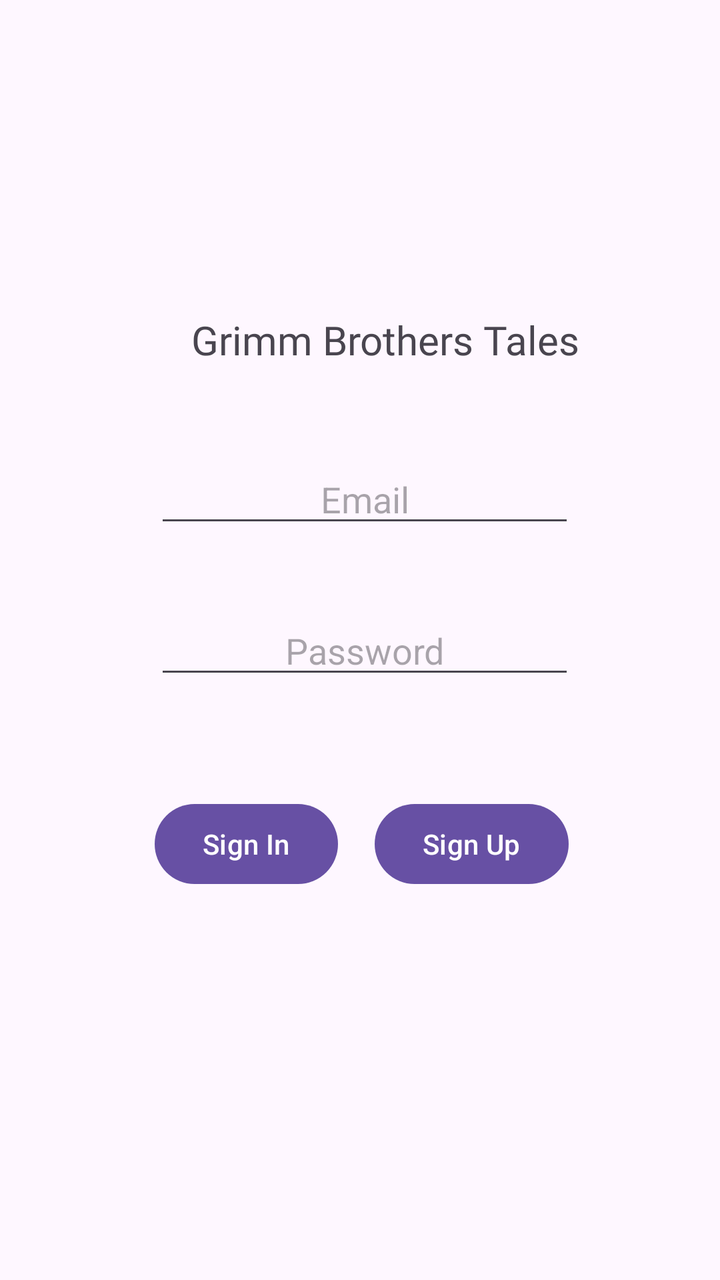
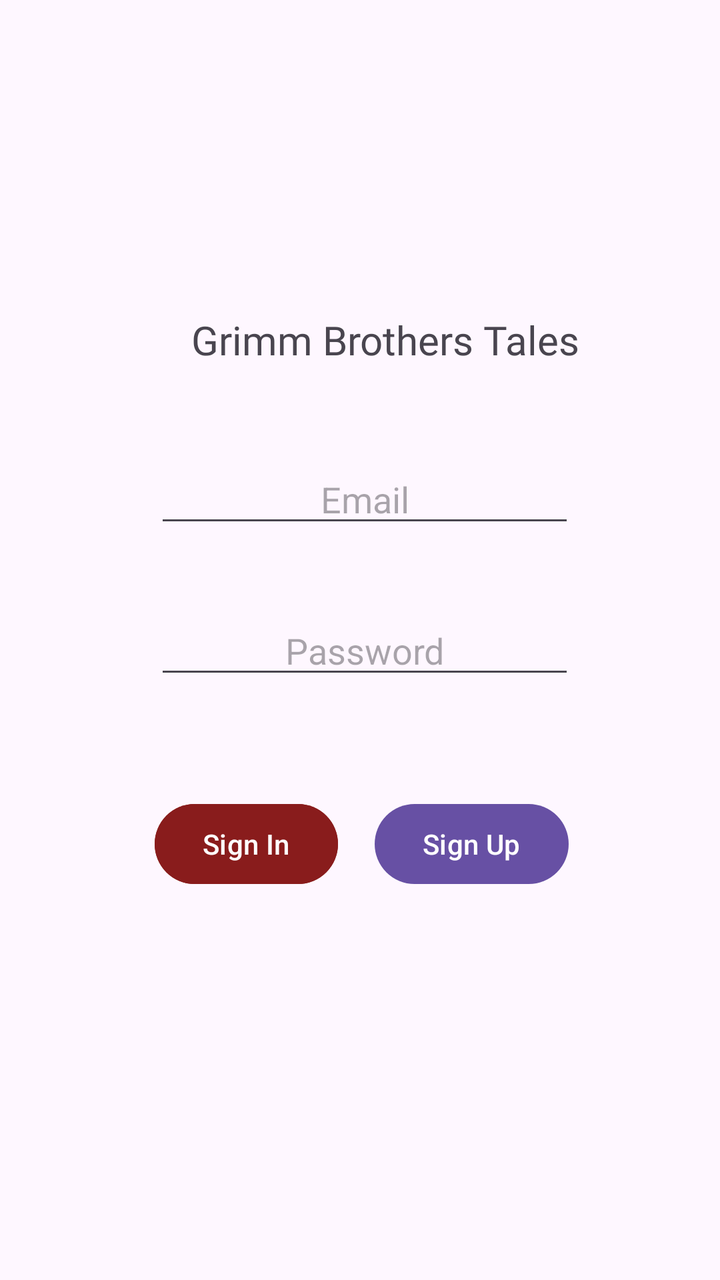

Compare the two renders of this Android layout. The source of the first and the diff that turns it into the second are given below.
<!-- AndroidManifest.xml: application theme Theme.Talescast -->
<!-- res/layout/activity_main.xml -->
<?xml version="1.0" encoding="utf-8"?>
<androidx.constraintlayout.widget.ConstraintLayout xmlns:android="http://schemas.android.com/apk/res/android"
    xmlns:app="http://schemas.android.com/apk/res-auto"
    xmlns:tools="http://schemas.android.com/tools"
    android:id="@+id/main"
    android:layout_width="match_parent"
    android:layout_height="match_parent"
    tools:context=".MainActivity">

    <TextView
        android:id="@+id/titleTextView"
        android:layout_width="wrap_content"
        android:layout_height="wrap_content"
        android:fontFamily="@font/titlefont"
        android:text="Grimm Brothers Tales"
        android:textSize="20sp"
        app:layout_constraintBottom_toBottomOf="parent"
        app:layout_constraintEnd_toEndOf="parent"
        app:layout_constraintHorizontal_bias="0.578"
        app:layout_constraintStart_toStartOf="parent"
        app:layout_constraintTop_toTopOf="parent"
        app:layout_constraintVertical_bias="0.255" />

    <androidx.constraintlayout.widget.ConstraintLayout
        android:layout_width="317dp"
        android:layout_height="69dp"
        app:layout_constraintBottom_toBottomOf="parent"
        app:layout_constraintEnd_toEndOf="parent"
        app:layout_constraintHorizontal_bias="0.539"
        app:layout_constraintStart_toStartOf="parent"
        app:layout_constraintTop_toBottomOf="@+id/passwordEditText"
        app:layout_constraintVertical_bias="0.192">

        <Button
            android:id="@+id/signUpButton"
            android:layout_width="wrap_content"
            android:layout_height="wrap_content"
            android:layout_marginEnd="56dp"
            android:onClick="signUp"
            android:text="Sign Up"
            app:layout_constraintBottom_toBottomOf="parent"
            app:layout_constraintEnd_toEndOf="parent"
            app:layout_constraintTop_toTopOf="parent"
            app:layout_constraintVertical_bias="0.476" />

        <Button
            android:id="@+id/signInButton"
            android:layout_width="wrap_content"
            android:layout_height="wrap_content"
            android:onClick="signIn"
            android:text="Sign In"
            app:layout_constraintBottom_toBottomOf="parent"
            app:layout_constraintEnd_toStartOf="@+id/signUpButton"
            app:layout_constraintHorizontal_bias="0.747"
            app:layout_constraintStart_toStartOf="parent"
            app:layout_constraintTop_toTopOf="parent"
            app:layout_constraintVertical_bias="0.476" />
    </androidx.constraintlayout.widget.ConstraintLayout>

     <EditText
        android:id="@+id/usernameEditText"
        android:layout_width="wrap_content"
        android:layout_height="wrap_content"
        android:layout_marginTop="44dp"
        android:ems="10"
        android:hint="Email"
        android:inputType="textEmailAddress"
        android:textAlignment="center"
        app:layout_constraintEnd_toEndOf="parent"
        app:layout_constraintHorizontal_bias="0.516"
        app:layout_constraintStart_toStartOf="parent"
        app:layout_constraintTop_toBottomOf="@+id/titleTextView" />

    <EditText
        android:id="@+id/passwordEditText"
        android:layout_width="wrap_content"
        android:layout_height="wrap_content"
        android:ems="10"
        android:hint="Password"
        android:inputType="textPassword"
        android:textAlignment="center"
        app:layout_constraintBottom_toBottomOf="parent"
        app:layout_constraintEnd_toEndOf="parent"
        app:layout_constraintHorizontal_bias="0.516"
        app:layout_constraintStart_toStartOf="parent"
        app:layout_constraintTop_toBottomOf="@+id/usernameEditText"
        app:layout_constraintVertical_bias="0.104" />


</androidx.constraintlayout.widget.ConstraintLayout>
<!-- resources referenced by this layout -->
<resources>
  <style name="Theme.Talescast" parent="Base.Theme.Talescast" />
  <style name="Base.Theme.Talescast" parent="Theme.Material3.DayNight.NoActionBar">
          
          
      </style>
</resources>

<!-- the commit's change to res/layout/activity_main.xml (unified diff, before → after) -->
@@ -47,6 +47,7 @@
             android:id="@+id/signInButton"
             android:layout_width="wrap_content"
             android:layout_height="wrap_content"
+            android:backgroundTint="#891C1C"
             android:onClick="signIn"
             android:text="Sign In"
             app:layout_constraintBottom_toBottomOf="parent"
